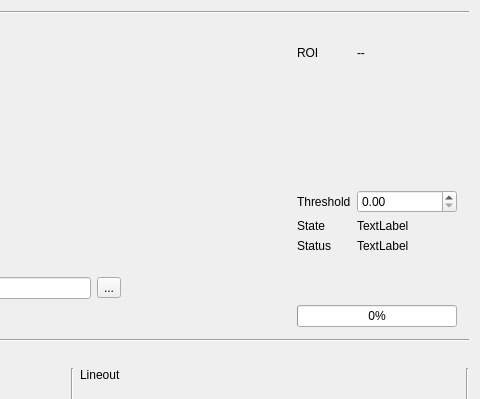
filiplindau/QuadScan, file quadscan_gui_notab.ui: the form before one commit; both pictures show x 785 to 1265 and y 0 to 399 of the 1265 by 881 pixel window.
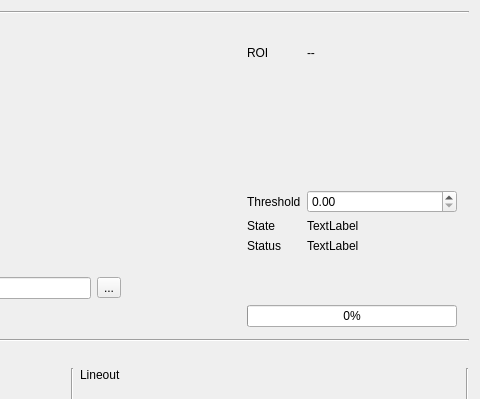
The form after the commit. Icons and pictures are not drawn. Custom widgets are drawn as their Qt base class.

Commit message: modified:   QuadScanController.py 	modified:   QuadScanGui.py 	modified:   QuadScanState.py 	modified:   TangoTwisted.py 	new file:   eps.png 	modified:   quadscan_gui_notab.ui 	modified:   quadscan_ui.py Working up to lineouts.

Diff of the .ui file:
```diff
--- a/quadscan_gui_notab.ui
+++ b/quadscan_gui_notab.ui
@@ -737,7 +737,7 @@
          </property>
          <property name="minimumSize">
           <size>
-           <width>100</width>
+           <width>150</width>
            <height>60</height>
           </size>
          </property>
```
Left out of the diff: 2 changed lines with no effect on the pictures. The commit also changes 6 other files.
